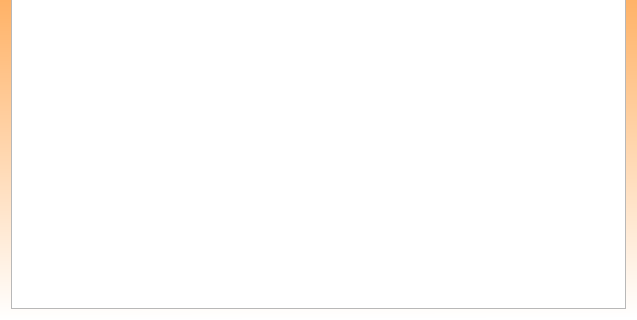
Old version of the form monitor.ui in the repository TheOpenDevProject/QTwitchBot; both pictures show x 0 to 637 and y 218 to 538 of the 637 by 538 pixel window.
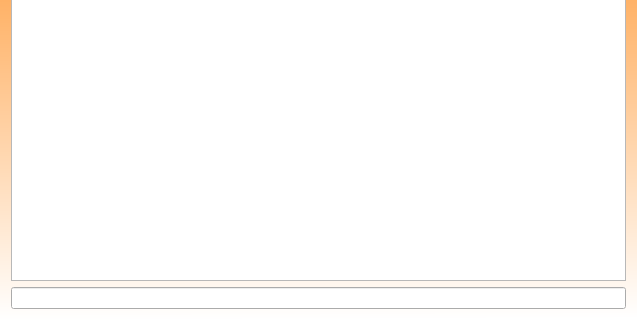
New version of the form. Icons and pictures are not drawn.

Diff of the .ui file:
```diff
--- a/monitor.ui
+++ b/monitor.ui
@@ -25,6 +25,16 @@
    <item row="0" column="0">
     <widget class="QListView" name="m_DataView"/>
    </item>
+   <item row="1" column="0">
+    <widget class="QLineEdit" name="developer_sendRaw">
+     <property name="enabled">
+      <bool>true</bool>
+     </property>
+     <property name="clearButtonEnabled">
+      <bool>false</bool>
+     </property>
+    </widget>
+   </item>
   </layout>
  </widget>
  <resources>
```
